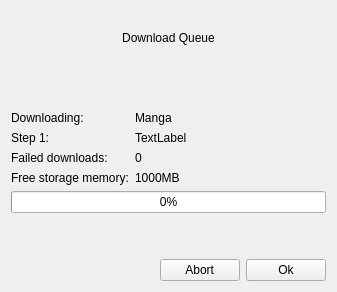
Rain92/UltimateMangaReader, file widgets/downloadstatusdialog.ui: the form before one commit.
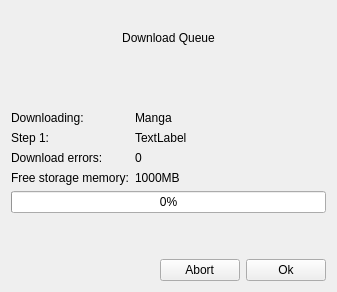
The form after the commit.

Diff of the .ui file:
```diff
--- a/widgets/downloadstatusdialog.ui
+++ b/widgets/downloadstatusdialog.ui
@@ -74,7 +74,7 @@
      <item row="2" column="0">
       <widget class="QLabel" name="label_2">
        <property name="text">
-        <string>Failed downloads:</string>
+        <string>Download errors:</string>
        </property>
       </widget>
      </item>
```
